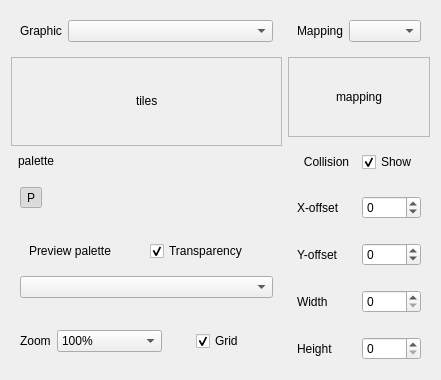
The window that libtales-qt/talesqtgraphicseditorwidget.ui (suppertails66/tales) describes before a commit, drawn with Qt 5.
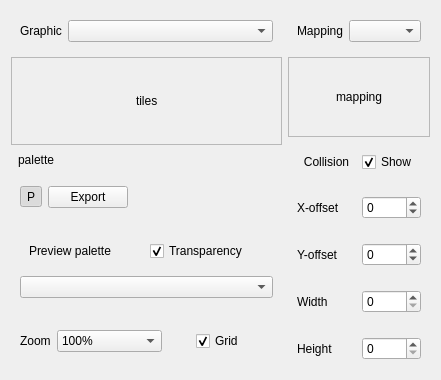
The same window after the commit. Icons and pictures are not drawn. Custom widgets are drawn as their Qt base class.

Commit message: Implement basic 4bpp graphic export functionality

```diff
--- a/libtales-qt/talesqtgraphicseditorwidget.ui
+++ b/libtales-qt/talesqtgraphicseditorwidget.ui
@@ -247,6 +247,13 @@
           </property>
          </widget>
         </item>
+        <item>
+         <widget class="QPushButton" name="exportButton">
+          <property name="text">
+           <string>Export</string>
+          </property>
+         </widget>
+        </item>
         <item>
          <spacer name="horizontalSpacer">
           <property name="orientation">
```
The commit also changes 4 other files.
